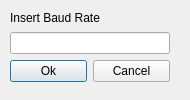
Qt form bauddialog.ui (extramask93/itegration) before a commit.
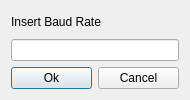
The same form after that commit.

The edit to the form file:
```diff
--- a/bauddialog.ui
+++ b/bauddialog.ui
@@ -13,15 +13,8 @@
   <property name="windowTitle">
    <string>Dialog</string>
   </property>
-  <widget class="QWidget" name="">
-   <property name="geometry">
-    <rect>
-     <x>10</x>
-     <y>10</y>
-     <width>160</width>
-     <height>72</height>
-    </rect>
-   </property>
+  <layout class="QGridLayout" name="gridLayout">
+   <item row="0" column="0">
    <layout class="QVBoxLayout" name="verticalLayout">
     <item>
      <widget class="QLabel" name="label">
@@ -52,7 +45,8 @@
      </layout>
     </item>
    </layout>
-  </widget>
+   </item>
+  </layout>
  </widget>
  <resources/>
  <connections/>
```
Lines whose indentation alone changed are shown as unchanged.
